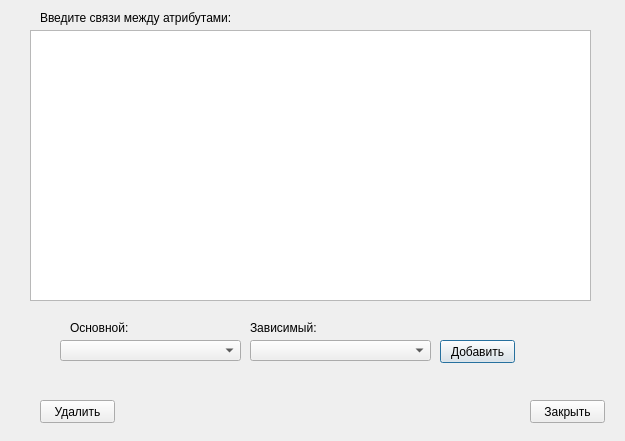
ButtNaked/DBprom2, file subwindows/connection.ui: the form before one commit.
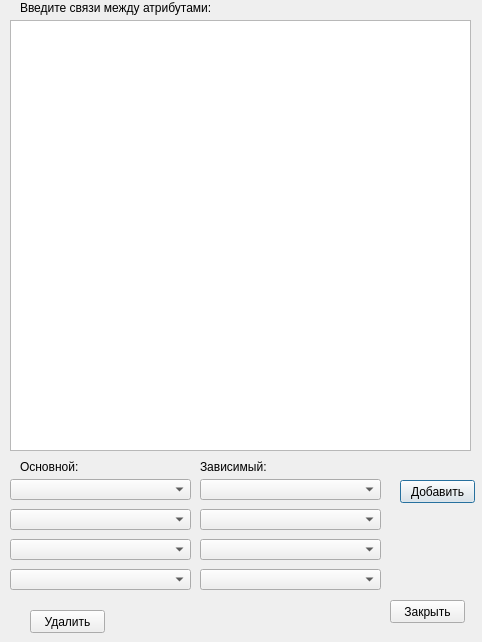
The form after the commit.

The edit to the form file:
```diff
--- a/subwindows/connection.ui
+++ b/subwindows/connection.ui
@@ -6,20 +6,20 @@
    <rect>
     <x>0</x>
     <y>0</y>
-    <width>625</width>
-    <height>441</height>
+    <width>482</width>
+    <height>642</height>
    </rect>
   </property>
   <property name="minimumSize">
    <size>
-    <width>625</width>
-    <height>441</height>
+    <width>482</width>
+    <height>642</height>
    </size>
   </property>
   <property name="maximumSize">
    <size>
-    <width>625</width>
-    <height>441</height>
+    <width>482</width>
+    <height>642</height>
    </size>
   </property>
   <property name="windowTitle">
@@ -28,8 +28,8 @@
   <widget class="QComboBox" name="comboBox">
    <property name="geometry">
     <rect>
-     <x>60</x>
-     <y>340</y>
+     <x>10</x>
+     <y>479</y>
      <width>181</width>
      <height>21</height>
     </rect>
@@ -38,8 +38,8 @@
   <widget class="QComboBox" name="comboBox_2">
    <property name="geometry">
     <rect>
-     <x>250</x>
-     <y>340</y>
+     <x>200</x>
+     <y>479</y>
      <width>181</width>
      <height>21</height>
     </rect>
@@ -48,8 +48,8 @@
   <widget class="QPushButton" name="addConButton">
    <property name="geometry">
     <rect>
-     <x>440</x>
-     <y>340</y>
+     <x>400</x>
+     <y>480</y>
      <width>75</width>
      <height>23</height>
     </rect>
@@ -61,8 +61,8 @@
   <widget class="QPushButton" name="deleteConButton">
    <property name="geometry">
     <rect>
-     <x>40</x>
-     <y>400</y>
+     <x>30</x>
+     <y>610</y>
      <width>75</width>
      <height>23</height>
     </rect>
@@ -74,8 +74,8 @@
   <widget class="QPushButton" name="cancelButton">
    <property name="geometry">
     <rect>
-     <x>530</x>
-     <y>400</y>
+     <x>390</x>
+     <y>600</y>
      <width>75</width>
      <height>23</height>
     </rect>
@@ -87,18 +87,18 @@
   <widget class="QTableWidget" name="tableWidget">
    <property name="geometry">
     <rect>
-     <x>30</x>
-     <y>30</y>
-     <width>561</width>
-     <height>271</height>
+     <x>10</x>
+     <y>20</y>
+     <width>461</width>
+     <height>431</height>
     </rect>
    </property>
   </widget>
   <widget class="QLabel" name="label">
    <property name="geometry">
     <rect>
-     <x>70</x>
-     <y>320</y>
+     <x>20</x>
+     <y>459</y>
      <width>161</width>
      <height>16</height>
     </rect>
@@ -110,8 +110,8 @@
   <widget class="QLabel" name="label_2">
    <property name="geometry">
     <rect>
-     <x>250</x>
-     <y>320</y>
+     <x>200</x>
+     <y>459</y>
      <width>91</width>
      <height>16</height>
     </rect>
@@ -123,8 +123,8 @@
   <widget class="QLabel" name="label_3">
    <property name="geometry">
     <rect>
-     <x>40</x>
-     <y>10</y>
+     <x>20</x>
+     <y>0</y>
      <width>201</width>
      <height>16</height>
     </rect>
@@ -133,6 +133,79 @@
     <string>Введите связи между атрибутами:</string>
    </property>
   </widget>
+  <widget class="QComboBox" name="comboBox_M2">
+   <property name="geometry">
+    <rect>
+     <x>10</x>
+     <y>509</y>
+     <width>181</width>
+     <height>21</height>
+    </rect>
+   </property>
+  </widget>
+  <widget class="QComboBox" name="comboBox_M3">
+   <property name="geometry">
+    <rect>
+     <x>10</x>
+     <y>539</y>
+     <width>181</width>
+     <height>21</height>
+    </rect>
+   </property>
+  </widget>
+  <widget class="QComboBox" name="comboBox_M4">
+   <property name="geometry">
+    <rect>
+     <x>10</x>
+     <y>569</y>
+     <width>181</width>
+     <height>21</height>
+    </rect>
+   </property>
+  </widget>
+  <widget class="QComboBox" name="comboBox_S2">
+   <property name="geometry">
+    <rect>
+     <x>200</x>
+     <y>509</y>
+     <width>181</width>
+     <height>21</height>
+    </rect>
+   </property>
+  </widget>
+  <widget class="QComboBox" name="comboBox_S3">
+   <property name="geometry">
+    <rect>
+     <x>200</x>
+     <y>539</y>
+     <width>181</width>
+     <height>21</height>
+    </rect>
+   </property>
+  </widget>
+  <widget class="QComboBox" name="comboBox_S4">
+   <property name="geometry">
+    <rect>
+     <x>200</x>
+     <y>569</y>
+     <width>181</width>
+     <height>21</height>
+    </rect>
+   </property>
+  </widget>
+  <widget class="QLabel" name="label_4">
+   <property name="geometry">
+    <rect>
+     <x>180</x>
+     <y>450</y>
+     <width>171</width>
+     <height>20</height>
+    </rect>
+   </property>
+   <property name="text">
+    <string/>
+   </property>
+  </widget>
  </widget>
  <resources/>
  <connections/>
```
Left out of the diff: 4 changed lines with no effect on the pictures.
